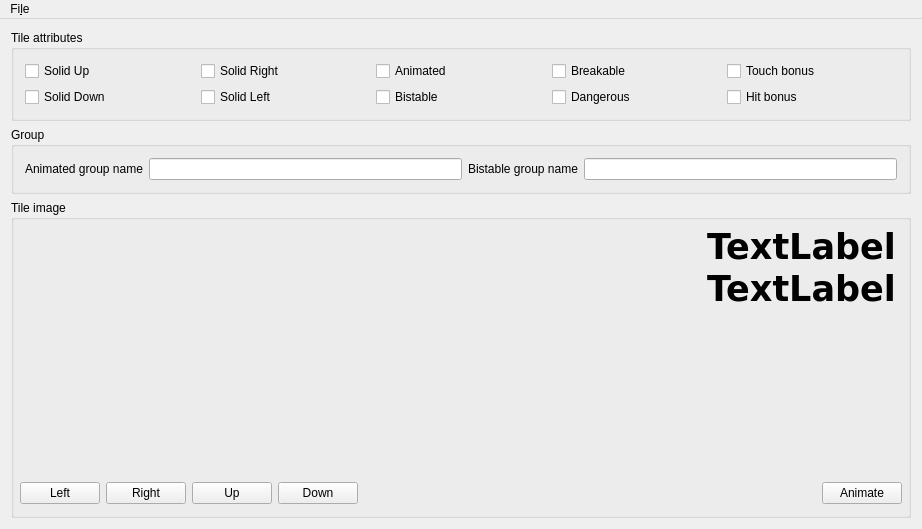
Above: tileEdit/CMainWindow.ui from clebail/tilegame before the change. Below: the same form after it.
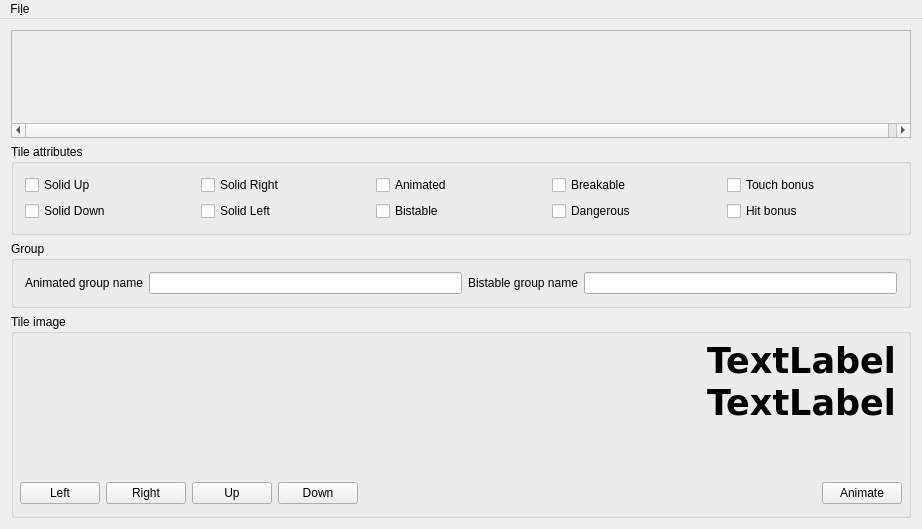
That is the form after the change. Custom widgets are drawn as their Qt base class.

Commit message: tileEdit 1 window

```diff
--- a/tileEdit/CMainWindow.ui
+++ b/tileEdit/CMainWindow.ui
@@ -15,6 +15,23 @@
   </property>
   <widget class="QWidget" name="centralWidget">
    <layout class="QVBoxLayout" name="verticalLayout">
+    <item>
+     <widget class="QScrollArea" name="scrollArea">
+      <property name="widgetResizable">
+       <bool>false</bool>
+      </property>
+      <widget class="QWidget" name="scrollAreaWidgetContents_2">
+       <property name="geometry">
+        <rect>
+         <x>0</x>
+         <y>0</y>
+         <width>906</width>
+         <height>89</height>
+        </rect>
+       </property>
+      </widget>
+     </widget>
+    </item>
     <item>
      <widget class="QGroupBox" name="groupBox_2">
       <property name="title">
```
Left out of the diff: 2 changed lines with no effect on the pictures. The commit also changes 7 other files.
